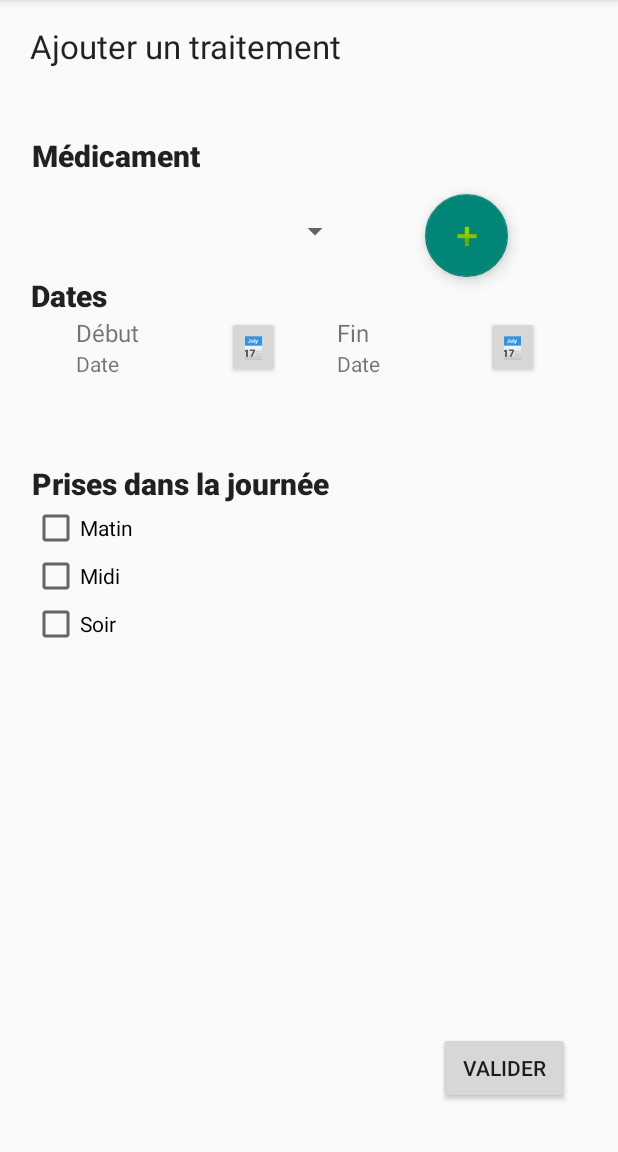
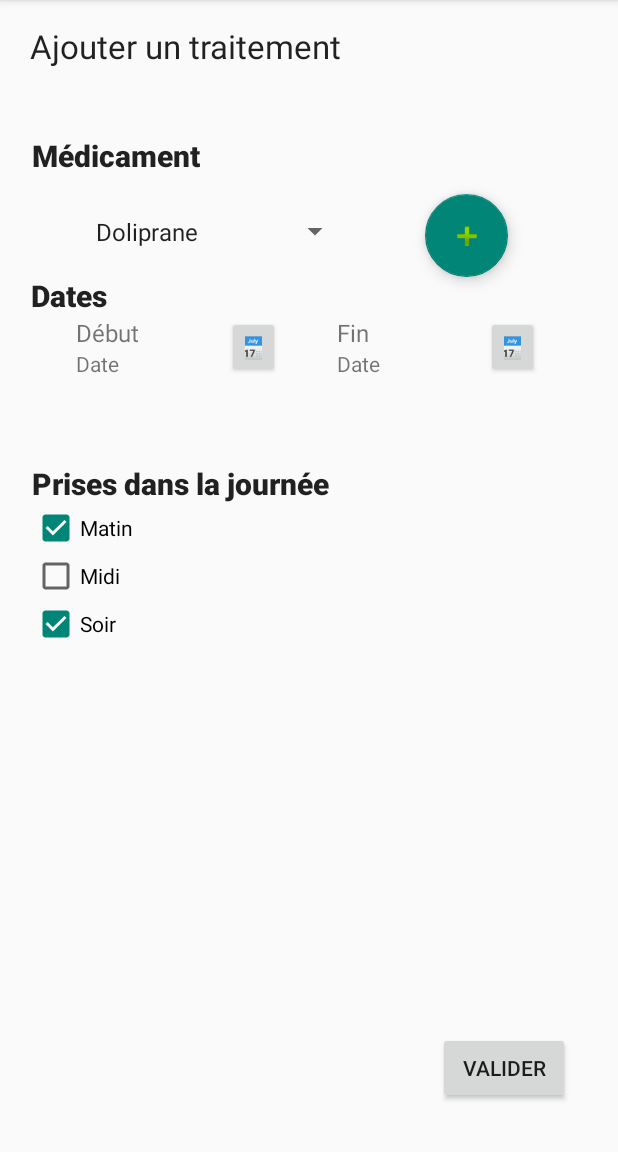
Before and after one commit to TheoHakk/B3Q1-Projet-Android, an Android app: the Treatment_screen_controller screen opened directly, with no data from a screen before it, after a tap on "VALIDER", on a phone screen of 412 x 824 dp, the part 84-1236 px from its top. Run offline under Robolectric (Android 15) with nearby library versions, the phone set to English and light mode, and no system bars.

Commit message:
Avancement sur la création des traitements

```diff
--- a/app/src/main/java/be/helha/hakem_android_project/views/PartOfDay_fragment_controller.java
+++ b/app/src/main/java/be/helha/hakem_android_project/views/PartOfDay_fragment_controller.java
@@ -14,12 +14,13 @@ import java.util.List;
 
 import be.helha.hakem_android_project.R;
 import be.helha.hakem_android_project.models.PartOfDay;
+import be.helha.hakem_android_project.models.Pill;
 
 public class PartOfDay_fragment_controller extends Fragment {
 
     CheckBox morning;
     CheckBox noon;
-    CheckBox afternoon;
+    CheckBox evening;
 
     TextView title;
 
@@ -30,7 +31,7 @@ public class PartOfDay_fragment_controller extends Fragment {
 
         morning = view.findViewById(R.id.CB_morning);
         noon = view.findViewById(R.id.CB_noon);
-        afternoon = view.findViewById(R.id.CB_afternoon);
+        evening = view.findViewById(R.id.CB_afternoon);
         title = view.findViewById(R.id.TV_title_taken);
 
         return view;
@@ -43,7 +44,7 @@ public class PartOfDay_fragment_controller extends Fragment {
             partsOfDay.add(PartOfDay.MORNING);
         if(noon.isChecked())
             partsOfDay.add(PartOfDay.NOON);
-        if(afternoon.isChecked())
+        if(evening.isChecked())
             partsOfDay.add(PartOfDay.EVENING);
         return partsOfDay;
 
@@ -54,4 +55,23 @@ public class PartOfDay_fragment_controller extends Fragment {
     }
 
 
+    public void setCheckBoxState(Pill actualPill) {
+        morning.setChecked(false);
+        noon.setChecked(false);
+        evening.setChecked(false);
+
+        for(PartOfDay partOfDay : actualPill.getPartOfDays()){
+            switch (partOfDay){
+                case MORNING:
+                    morning.setChecked(true);
+                    break;
+                case NOON:
+                    noon.setChecked(true);
+                    break;
+                case EVENING:
+                    evening.setChecked(true);
+                    break;
+            }
+        }
+    }
 }
--- /dev/null
+++ b/app/src/main/java/be/helha/hakem_android_project/views/PillAdapter.java
@@ -0,0 +1,65 @@
+package be.helha.hakem_android_project.views;
+
+import android.content.Context;
+import android.view.LayoutInflater;
+import android.view.View;
+import android.view.ViewGroup;
+import android.widget.ArrayAdapter;
+import android.widget.TextView;
+
+import java.util.List;
+
+import be.helha.hakem_android_project.models.Pill;
+
+public class PillAdapter extends ArrayAdapter<Pill> {
+    public PillAdapter(Context context, List<Pill> pills) {
+        super(context, 0, pills);
+    }
+
+    @Override
+    public View getView(int position, View convertView, ViewGroup parent) {
+        /*
+            Cette méthode est appelée pour afficher un élément
+            dans le Spinner lorsque ce dernier est fermé.
+         */
+
+        //La convertView est l'élément qui va être affiché
+        if (convertView == null)
+            convertView = LayoutInflater.from(getContext()).inflate(android.R.layout.simple_spinner_item, parent, false);
+
+        //J'obtiens une position, celle de l'item sur lequel je suis, qui équivaut à celle de la liste
+        Pill pill = getItem(position);
+
+
+        //Je récupère le TextView qui va afficher le nom de la pill
+        TextView textView = convertView.findViewById(android.R.id.text1);
+        if (pill != null)
+            textView.setText(pill.getName());
+
+        return convertView;
+    }
+
+    @Override
+    public View getDropDownView(int position, View convertView, ViewGroup parent) {
+        /*
+            Cette méthode est appelée pour afficher les éléments dans
+            la liste déroulante lorsque l'utilisateur déroule le Spinner
+            pour sélectionner un élément.
+         */
+
+        //La convertView est l'élément qui va être affiché
+        if (convertView == null)
+            convertView = LayoutInflater.from(getContext()).inflate(android.R.layout.simple_spinner_dropdown_item, parent, false);
+
+        //Idem, j'obtiens une position, celle de l'item sur lequel je suis, qui équivaut à celle de la liste
+        Pill pill = getItem(position);
+
+        //Je récupère le TextView qui va afficher le nom de la pill
+        TextView textView = convertView.findViewById(android.R.id.text1);
+        if (pill != null) {
+            textView.setText(pill.getName());
+        }
+
+        return convertView;
+    }
+}
--- a/app/src/main/java/be/helha/hakem_android_project/views/Pill_screen_controller.java
+++ b/app/src/main/java/be/helha/hakem_android_project/views/Pill_screen_controller.java
@@ -15,6 +15,7 @@ import java.util.List;
 import be.helha.hakem_android_project.R;
 import be.helha.hakem_android_project.models.PartOfDay;
 import be.helha.hakem_android_project.models.Pill;
+import be.helha.hakem_android_project.models.Treatment;
 
 public class Pill_screen_controller extends AppCompatActivity {
 
@@ -24,14 +25,17 @@ public class Pill_screen_controller extends AppCompatActivity {
     TextView tv_duration;
     EditText name;
     int duration;
-
     PartOfDay_fragment_controller partOfDayFragment;
+    Pill pillToWorkOn;
 
 
     @Override
     protected void onCreate(Bundle savedInstanceState) {
         super.onCreate(savedInstanceState);
         setContentView(R.layout.add_pill_activity);
+        if (getIntent().getExtras() != null) {
+            pillToWorkOn = (Pill) getIntent().getSerializableExtra("pill");
+        }
         putFragments();
         init();
     }
--- a/app/src/main/java/be/helha/hakem_android_project/views/Treatment_screen_controller.java
+++ b/app/src/main/java/be/helha/hakem_android_project/views/Treatment_screen_controller.java
@@ -4,22 +4,32 @@ import android.annotation.SuppressLint;
 import android.app.DatePickerDialog;
 import android.content.Intent;
 import android.os.Bundle;
+import android.util.Log;
+import android.view.View;
+import android.widget.AdapterView;
 import android.widget.Button;
 import android.widget.DatePicker;
+import android.widget.Spinner;
 import android.widget.TextView;
+import android.widget.Toast;
 
 import androidx.appcompat.app.AppCompatActivity;
 import androidx.fragment.app.FragmentManager;
 
 import com.google.android.material.floatingactionbutton.FloatingActionButton;
 
+import java.util.ArrayList;
 import java.util.Calendar;
 import java.util.Date;
+import java.util.List;
+import java.util.Objects;
 
 import be.helha.hakem_android_project.R;
+import be.helha.hakem_android_project.models.PartOfDay;
+import be.helha.hakem_android_project.models.Pill;
 import be.helha.hakem_android_project.models.Treatment;
 
-public class Treatment_screen_controller extends AppCompatActivity {
+public class Treatment_screen_controller extends AppCompatActivity implements AdapterView.OnItemSelectedListener {
     Button openDatePickerButtonBeginning;
     Button openDatePickerButtonEnd;
     Button treatmentValidation;
@@ -29,12 +39,14 @@ public class Treatment_screen_controller extends AppCompatActivity {
     Date beginning;
     Date end;
     Treatment treatmentToWorkOn;
+    Spinner pillSpinner;
     PartOfDay_fragment_controller partOfDayFragment;
+
+    Pill actualPill;
 
     protected void onCreate(Bundle savedInstanceState) {
         super.onCreate(savedInstanceState);
         setContentView(R.layout.add_treatment_activity);
-        createNewTreatment();
         if (getIntent().getExtras() != null) {
             treatmentToWorkOn = (Treatment) getIntent().getSerializableExtra("treatment");
         }
@@ -43,32 +55,72 @@ public class Treatment_screen_controller extends AppCompatActivity {
     }
 
     private void createNewTreatment() {
-        //TODO
+        try {
+            Pill actualPill = (Pill) pillSpinner.getSelectedItem();
+            List<PartOfDay> partsOfDay = partOfDayFragment.getPartsOfDay();
+            Date beginning = this.beginning;
+            Date end = this.end;
+            if (actualPill != null
+                    && partsOfDay != null
+                    && beginning != null
+                    && end != null
+                    && end.after(beginning)
+                    && !partsOfDay.isEmpty())
+                treatmentToWorkOn = new Treatment(actualPill, partOfDayFragment.getPartsOfDay(), beginning, end);
+            else {
+                treatmentToWorkOn = null;
+                Toast.makeText(getApplicationContext(), "Veuillez remplir tous les champs", Toast.LENGTH_SHORT).show();
+            }
+        } catch (Exception e) {
+            Log.i("Error", Objects.requireNonNull(e.getMessage()));
+        }
     }
 
-    private void init(){
-        openDatePickerButtonBeginning = findViewById(R.id.B_DP_beginning);
+    private void init() {
+        openDatePickerButtonBeginning = findViewById(R.id.B_DP_begin);
         openDatePickerButtonEnd = findViewById(R.id.B_DP_end);
-        beginningDate = findViewById(R.id.TV_beginning_date);
+        beginningDate = findViewById(R.id.TV_begin_date);
         endDate = findViewById(R.id.TV_end_date);
+
         addPill = findViewById(R.id.B_add_pill);
         treatmentValidation = findViewById(R.id.B_treatment_validate);
+
+        pillSpinner = findViewById(R.id.SP_pills_items);
+
+        beginning = null;
+        end = null;
+
+        initializePills();
         setActions();
     }
 
-    private void setActions(){
+    private void initializePills() {
+        List<PartOfDay> partOfDays = new ArrayList<>();
+        partOfDays.add(PartOfDay.MORNING);
+        partOfDays.add(PartOfDay.EVENING);
+
+        List<PartOfDay> partOfDays2 = new ArrayList<>();
+        partOfDays2.add(PartOfDay.NOON);
+        partOfDays2.add(PartOfDay.EVENING);
+
+        Pill pill1 = new Pill("Doliprane", 7, partOfDays);
+        Pill pill2 = new Pill("Aspirine", 5, partOfDays2);
+
+        List<Pill> pills = new ArrayList<>();
+        pills.add(pill1);
+        pills.add(pill2);
+
+        PillAdapter adapter = new PillAdapter(this, pills);
+        pillSpinner.setAdapter(adapter);
+
+        pillSpinner.setOnItemSelectedListener(this);
+    }
+
+    private void setActions() {
         openDatePickerButtonBeginning.setOnClickListener(v -> showDatePickerDialog("beginning"));
         openDatePickerButtonEnd.setOnClickListener(v -> showDatePickerDialog("end"));
         addPill.setOnClickListener(v -> showPillScreen());
-        treatmentValidation.setOnClickListener(v -> registeringTreatment());
-    }
-
-    private void registeringTreatment() {
-        if(treatmentToWorkOn == null){
-            //TODO
-        }else{
-            //TODO
-        }
+        treatmentValidation.setOnClickListener(v -> createNewTreatment());
     }
 
     private void showPillScreen() {
@@ -76,19 +128,33 @@ public class Treatment_screen_controller extends AppCompatActivity {
         startActivity(intent);
     }
 
-    private void showDatePickerDialog(String Sender) {
+    private void showDatePickerDialog(String sender) {
         Calendar calendar = Calendar.getInstance();
         int year = calendar.get(Calendar.YEAR);
         int month = calendar.get(Calendar.MONTH);
         int day = calendar.get(Calendar.DAY_OF_MONTH);
 
         DatePickerDialog datePickerDialog = new DatePickerDialog(this, new DatePickerDialog.OnDateSetListener() {
+            @SuppressLint("SetTextI18n")
             @Override
             public void onDateSet(DatePicker view, int selectedYear, int selectedMonth, int selectedDay) {
-                if (Sender.equals("end")) {
-                    end = new Date(selectedYear, selectedMonth, selectedDay);
-                    endDate.setText(selectedDay + "/" + selectedMonth + "/" + selectedYear);
-                } else {
+                if (sender.equals("end")) {
+                    try {
+                        if (beginning != null) {
+                            end = new Date(selectedYear, selectedMonth, selectedDay);
+                            if (end.before(beginning)) {
+                                end = null;
+                                throw new Exception("La date de fin ne peut pas être avant la date de début");
+                            } else {
+                                end = new Date(selectedYear, selectedMonth, selectedDay);
+                                endDate.setText(selectedDay + "/" + selectedMonth + "/" + selectedYear);
+                            }
+                        }
+                    } catch (Exception e) {
+                        endDate.setText("Date error");
+                        Toast.makeText(getApplicationContext(), "La date de fin ne peut pas être avant la date de début", Toast.LENGTH_SHORT).show();
+                    }
+                } else if (sender.equals("beginning")) {
                     beginning = new Date(selectedYear, selectedMonth, selectedDay);
                     beginningDate.setText(selectedDay + "/" + selectedMonth + "/" + selectedYear);
                 }
@@ -108,4 +174,14 @@ public class Treatment_screen_controller extends AppCompatActivity {
         }
     }
 
+    @Override
+    public void onItemSelected(AdapterView<?> adapterView, View view, int i, long l) {
+        actualPill = (Pill) adapterView.getItemAtPosition(i);
+        partOfDayFragment.setCheckBoxState(actualPill);
+    }
+
+    @Override
+    public void onNothingSelected(AdapterView<?> adapterView) {
+
+    }
 }
--- a/app/src/main/res/layout/add_treatment_activity.xml
+++ b/app/src/main/res/layout/add_treatment_activity.xml
@@ -104,7 +104,7 @@
                 android:orientation="vertical">
 
                 <TextView
-                    android:id="@+id/TV_beginning"
+                    android:id="@+id/TV_end"
                     android:layout_width="match_parent"
                     android:layout_height="wrap_content"
                     android:layout_weight="1"
@@ -112,7 +112,7 @@
                     android:textSize="16sp" />
 
                 <TextView
-                    android:id="@+id/TV_beginning_date"
+                    android:id="@+id/TV_end_date"
                     android:layout_width="match_parent"
                     android:layout_height="wrap_content"
                     android:layout_weight="1"
@@ -120,7 +120,7 @@
             </LinearLayout>
 
             <Button
-                android:id="@+id/B_DP_beginning"
+                android:id="@+id/B_DP_end"
                 android:layout_width="35dp"
                 android:layout_height="41dp"
                 android:text="@string/calendar_emoji"
@@ -144,7 +144,7 @@
                 android:orientation="vertical">
 
                 <TextView
-                    android:id="@+id/TV_end"
+                    android:id="@+id/TV_begin"
                     android:layout_width="match_parent"
                     android:layout_height="wrap_content"
                     android:layout_weight="1"
@@ -152,7 +152,7 @@
                     android:textSize="16sp" />
 
                 <TextView
-                    android:id="@+id/TV_end_date"
+                    android:id="@+id/TV_begin_date"
                     android:layout_width="match_parent"
                     android:layout_height="wrap_content"
                     android:layout_weight="1"
@@ -160,7 +160,7 @@
             </LinearLayout>
 
             <Button
-                android:id="@+id/B_DP_end"
+                android:id="@+id/B_DP_begin"
                 android:layout_width="35dp"
                 android:layout_height="41dp"
                 android:text="📅"
```
